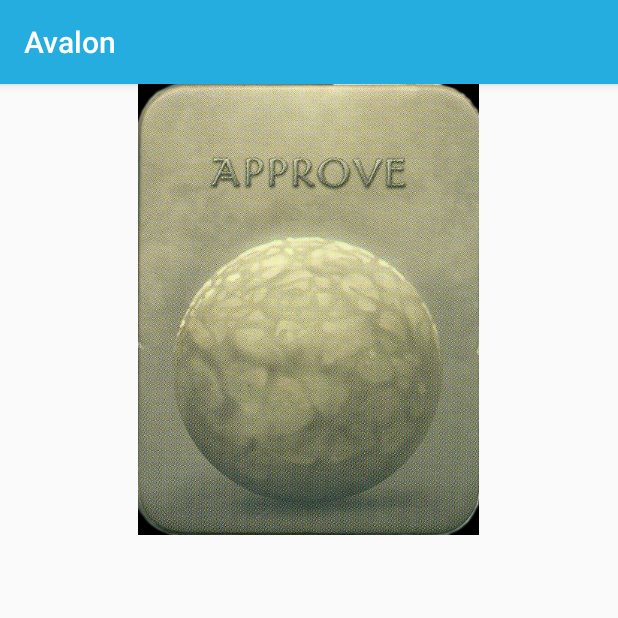
After one commit to GearoidSugrue/FYP-Avalon, an Android app: the fragment CharacterCardFragment shown on its own in the app's theme, on a phone screen of 412 x 824 dp, the top half of it. The commit adds this screen. Run offline under Robolectric (Android 15) with nearby library versions, the phone set to English and light mode, and no system bars; 2 statements that could not run were skipped.

Commit message:
Created characterCard fragment and added images to character list fragments

```diff
--- /dev/null
+++ b/app/src/main/java/com/example/gearoid/testchatapp/CharacterCardFragment.java
@@ -0,0 +1,89 @@
+package com.example.gearoid.testchatapp;
+
+import android.graphics.Color;
+import android.os.Bundle;
+import android.app.DialogFragment;
+import android.view.LayoutInflater;
+import android.view.View;
+import android.view.ViewGroup;
+import android.widget.Button;
+import android.widget.ImageView;
+import android.widget.LinearLayout;
+
+import com.example.gearoid.testchatapp.character.ConstantsChara;
+import com.example.gearoid.testchatapp.character.ICharacter;
+
+/**
+ * Created by gearoid on 19/03/15.
+ */
+public class CharacterCardFragment extends DialogFragment {
+
+    String characterName;
+
+    /**
+     * Create a new instance of MyDialogFragment, providing "num"
+     * as an argument.
+     */
+    static CharacterCardFragment newInstance(ICharacter character) {
+        CharacterCardFragment frag = new CharacterCardFragment();
+
+        // Supply num input as an argument.
+        Bundle args = new Bundle();
+        args.putString("character", character.getCharacterName());
+        frag.setArguments(args);
+
+        return frag;
+    }
+
+    @Override
+    public void onCreate(Bundle savedInstanceState) {
+        super.onCreate(savedInstanceState);
+
+        characterName = getArguments().getString("character");
+
+        int style = DialogFragment.STYLE_NO_TITLE, theme = 0;
+
+
+        setStyle(style, theme);
+    }
+
+    @Override
+    public View onCreateView(LayoutInflater inflater, ViewGroup container, Bundle savedInstanceState) {
+        View rootView = inflater.inflate(R.layout.character_card, container,
+                false);
+
+        //rootView.setBackgroundColor(Color.TRANSPARENT);
+        ImageView image = (ImageView) rootView.findViewById(R.id.imageView_characterCard);
+        image.setBackgroundColor(Color.BLACK);
+        //image.setBackgroundColor(Color.TRANSPARENT);
+
+        switch (characterName) {
+            case ConstantsChara.MERLIN:
+                image.setImageDrawable(getResources().getDrawable(R.drawable.good_merlin));
+                break;
+            case ConstantsChara.PERCIVAL:
+
+                break;
+            case ConstantsChara.ASSASSIN:
+
+                break;
+            case ConstantsChara.MORDRED:
+
+                break;
+            case ConstantsChara.OBERON:
+
+                break;
+            case ConstantsChara.MORGANA:
+
+                break;
+            //Add Knight 1, 2, 3 etc
+            default:
+                image.setImageDrawable(getResources().getDrawable(R.drawable.approve_token));
+                //throw new IllegalArgumentException("Invalid character name: " + characterName );
+        }
+
+
+        // Do something else
+        return rootView;
+    }
+}
--- a/app/src/main/java/com/example/gearoid/testchatapp/wifidirect/servicediscovery/WiFiDirectServiceActivity.java
+++ b/app/src/main/java/com/example/gearoid/testchatapp/wifidirect/servicediscovery/WiFiDirectServiceActivity.java
@@ -148,6 +148,7 @@ public class WiFiDirectServiceActivity extends ActionBarActivity implements WiFi
     public void initialiseButtons() { //TODO hide this until at least 4 other devices are connected
         Button button_gameSetup = (Button) findViewById(R.id.button_continueToSetup);
 
+        if(isHost) {
             button_gameSetup.setOnClickListener(new View.OnClickListener() {
                 @Override
                 public void onClick(View v) {
@@ -157,6 +158,9 @@ public class WiFiDirectServiceActivity extends ActionBarActivity implements WiFi
 
                 }
             });
+        } else {
+            button_gameSetup.setVisibility(View.GONE);
+        }
     }
 
     public void appendStatus(String status) {
--- /dev/null
+++ b/app/src/main/res/layout/character_card.xml
@@ -0,0 +1,11 @@
+<?xml version="1.0" encoding="utf-8"?>
+<LinearLayout xmlns:android="http://schemas.android.com/apk/res/android"
+    android:orientation="vertical" android:layout_width="match_parent"
+    android:layout_height="match_parent">
+
+    <ImageView
+        android:layout_width="wrap_content"
+        android:layout_height="wrap_content"
+        android:id="@+id/imageView_characterCard"
+        android:layout_gravity="center_horizontal"/>
+</LinearLayout>
```
Also changed, not shown: app/src/main/java/com/example/gearoid/testchatapp/GameSetupActivity.java (+28 -6 lines), app/src/main/java/com/example/gearoid/testchatapp/GameSetupCharacterListFragment.java (+33 -8 lines), app/src/main/res/drawable-hdpi/drawable-hdpi/approve_token.9.png (added), app/src/main/res/drawable-xxhdpi/misc_blueloyaltystrip.png (added), app/src/main/res/drawable-xxhdpi/misc_redloyaltystrip.png (added), 3 other files. Lines whose indentation alone changed are shown as unchanged.
